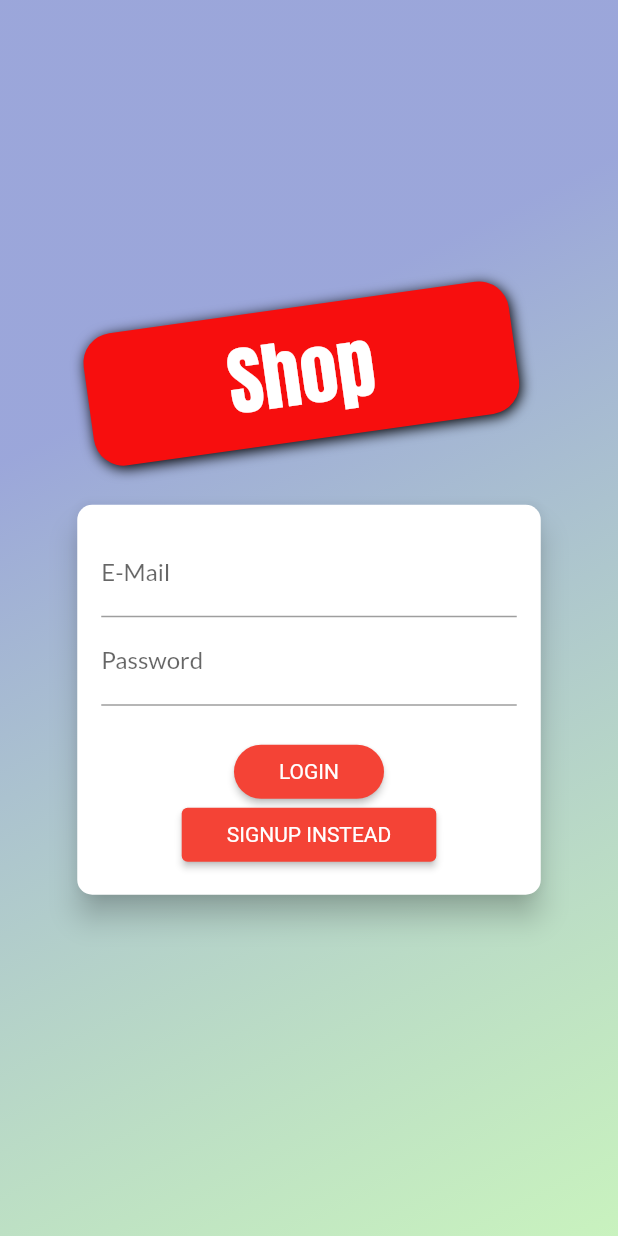
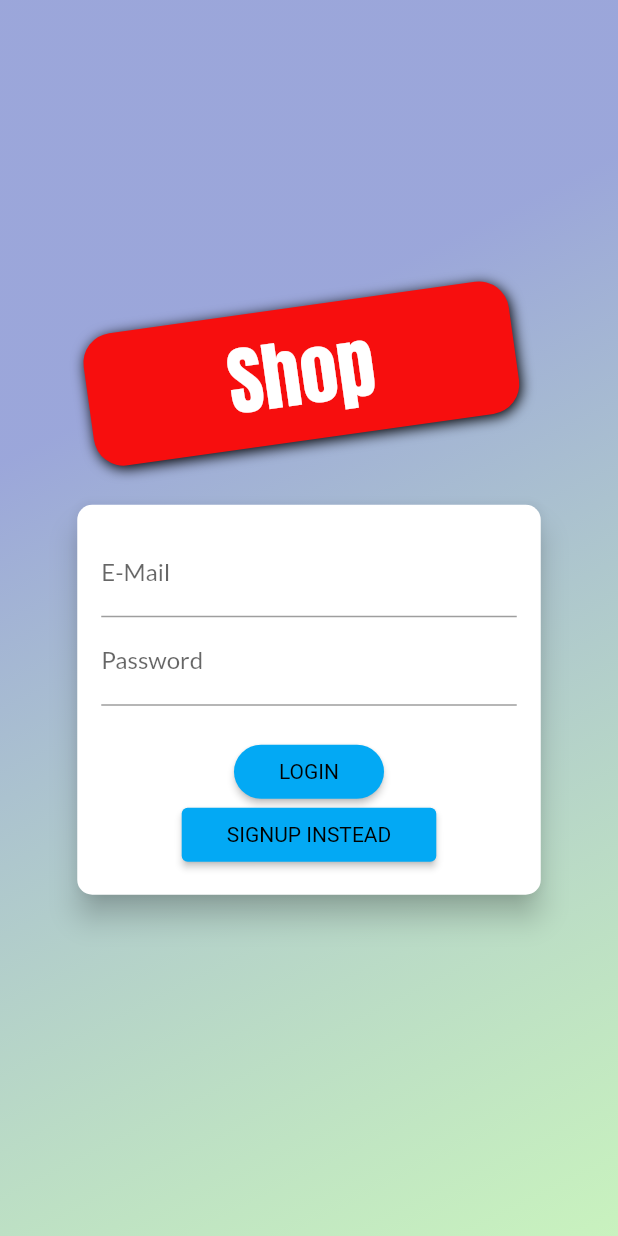
Before and after one commit to yell8er/shop, a Flutter app: the screen it shows after launch, on a phone screen of 412 x 824 dp. Run offline on Flutter 3.47's test engine with Material 2 defaults, Android fonts, the phone set to English and light mode, and no system bars; our stand-ins replace shared_preferences.

Commit message:
primarySwatch

```diff
--- a/lib/main.dart
+++ b/lib/main.dart
@@ -48,7 +48,7 @@ class MyApp extends StatelessWidget {
             debugShowCheckedModeBanner: false,
             title: 'MyShop',
             theme: ThemeData(
-                primarySwatch: Colors.red,
+                primarySwatch: Colors.lightBlue,
                 accentColor: Colors.deepOrange,
                 fontFamily: 'Lato',
                 pageTransitionsTheme: PageTransitionsTheme(builders: {
```
